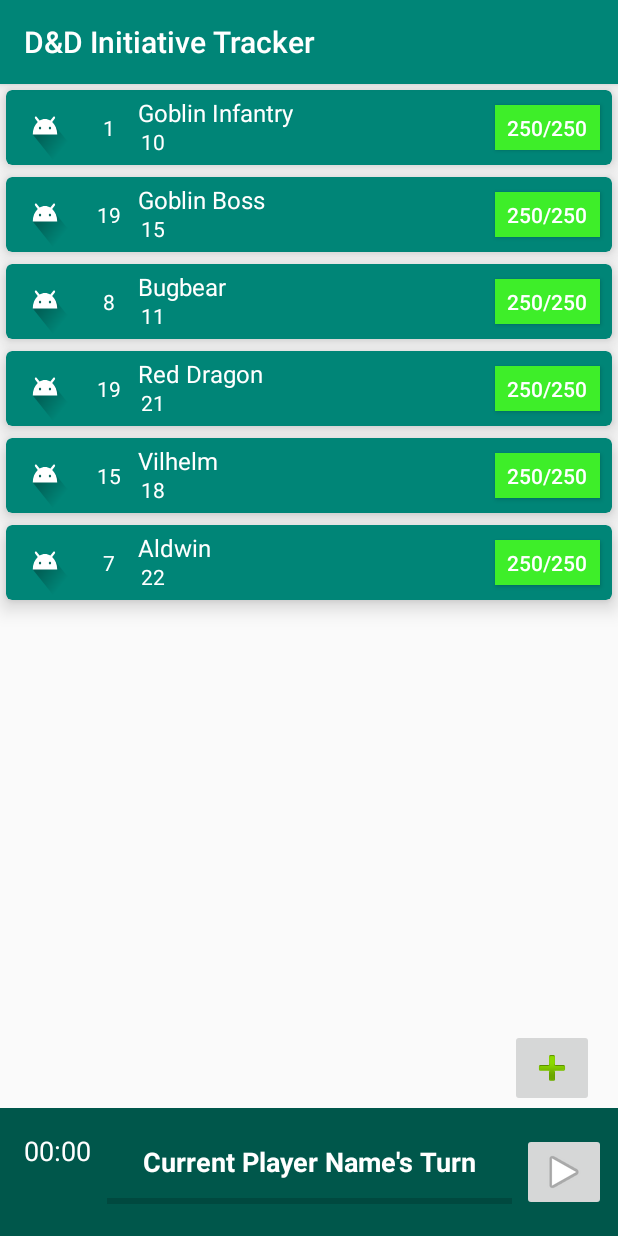
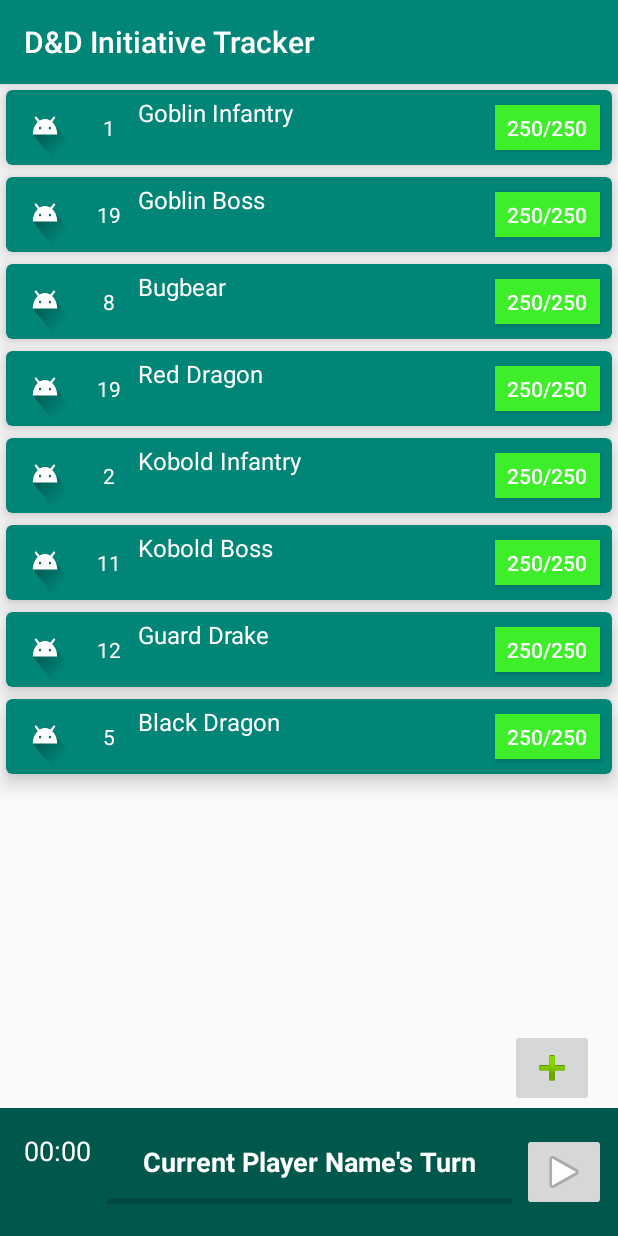
Before and after one commit to PatrickMayo/DDInitiativeTracker, an Android app: the screen it shows after launch (UIActivity), on a phone screen of 412 x 824 dp. Run offline under Robolectric (Android 15) with nearby library versions, the phone set to English and light mode, and no system bars; our stand-ins replace data binding; 1 statement that could not run was skipped.

```diff
--- a/app/src/main/java/com/example/ddinitiativetracker/EncounterRepository.java
+++ /dev/null
@@ -1,63 +0,0 @@
-package com.example.ddinitiativetracker;
-
-import java.util.ArrayList;
-import java.util.LinkedList;
-import java.util.List;
-
-/* Singleton Repository for all Encounters and encounter information
-
-    Michael Marinaro & Patrick Mayo, May 2019
- */
-
-public class EncounterRepository {
-
-    private static EncounterRepository repository = null;
-
-    private List<Creature> creatureList;
-    private LinkedList<Encounter> encounterList;
-
-    private EncounterRepository(){
-        creatureList = test();
-    }
-
-    public static EncounterRepository getInstance(){
-        if (repository == null)
-            repository = new EncounterRepository();
-
-        return repository;
-    }
-
-    public List<Creature> getCreatureList() {
-        return creatureList;
-    }
-
-    public void setCreatureList(List<Creature> creatures) {
-        creatureList = creatures;
-    }
-
-    public void addCreature(Creature creature){
-        creatureList.add(creature);
-    }
-
-//    public void sortInit(List<Creature> cList){
-//
-//    }
-
-    //TEST LIST
-    private List<Creature> test(){
-        List<Creature> testCreatures = new ArrayList<>();
-
-        testCreatures.add(new Monster("Goblin Infantry", 10, 1));
-        testCreatures.add(new Monster("Goblin Boss", 15, 19));
-        testCreatures.add(new Monster("Bugbear", 11, 8));
-        testCreatures.add(new Monster("Red Dragon", 21, 19));
-//        testCreatures.add(new Monster("Kobold Infantry", 10, 2));
-//        testCreatures.add(new Monster("Kobold Boss", 13, 11));
-//        testCreatures.add(new Monster("Guard Drake", 14, 12));
-//        testCreatures.add(new Monster("Black Dragon", 1, 5));
-        testCreatures.add(new Monster("Vilhelm", 18, 15));
-        testCreatures.add(new Monster("Aldwin", 22, 7));
-
-        return testCreatures;
-    }
-}
--- a/app/src/main/java/com/example/ddinitiativetracker/UIFragment.java
+++ b/app/src/main/java/com/example/ddinitiativetracker/UIFragment.java
@@ -21,7 +21,6 @@ import java.util.List;
 public class UIFragment extends Fragment {
 
     private Manager manager;
-    private EncounterRepository repository = EncounterRepository.getInstance();
 
 
     public static UIFragment newInstance() {
@@ -42,7 +41,7 @@ public class UIFragment extends Fragment {
         binding.recyclerView.setLayoutManager(new LinearLayoutManager(getActivity()));
 
         //populate view from list of creatures
-        binding.recyclerView.setAdapter(new CreatureAdapter(repository.getCreatureList()));
+        binding.recyclerView.setAdapter(new CreatureAdapter(test())); //<------- CURRENTLY USING TEST CREATURES
 
         return binding.getRoot();
     }
@@ -90,4 +89,21 @@ public class UIFragment extends Fragment {
             return mCreatures.size();
         }
     }
+
+    //TEST LIST: REMOVE!
+    private List<Creature> test(){
+        List<Creature> testCreatures = new ArrayList<>();
+
+        testCreatures.add(new Monster("Goblin Infantry", 10, 1));
+        testCreatures.add(new Monster("Goblin Boss", 15, 19));
+        testCreatures.add(new Monster("Bugbear", 11, 8));
+        testCreatures.add(new Monster("Red Dragon", 21, 19));
+        testCreatures.add(new Monster("Kobold Infantry", 10, 2));
+        testCreatures.add(new Monster("Kobold Boss", 13, 11));
+        testCreatures.add(new Monster("Guard Drake", 14, 12));
+        testCreatures.add(new Monster("Black Dragon", 1, 5));
+
+
+        return testCreatures;
+    }
 }
--- a/app/src/main/java/com/example/ddinitiativetracker/ViewModel.java
+++ b/app/src/main/java/com/example/ddinitiativetracker/ViewModel.java
@@ -8,7 +8,6 @@ package com.example.ddinitiativetracker;
 public class ViewModel {
     private Creature creature;
     private Manager manager;
-    private EncounterRepository repository = EncounterRepository.getInstance();
 
     public ViewModel(Manager manager) {
         this.manager = manager;
--- a/app/src/main/res/layout/fragment_creature_creator.xml
+++ b/app/src/main/res/layout/fragment_creature_creator.xml
@@ -1,6 +1,7 @@
 <?xml version="1.0" encoding="utf-8"?>
 <layout
-    xmlns:android="http://schemas.android.com/apk/res/android">
+    xmlns:android="http://schemas.android.com/apk/res/android"
+    xmlns:app="http://schemas.android.com/apk/res-auto">
     <data>
         <variable
             name="viewModel"
@@ -42,7 +43,7 @@
                 android:layout_width="match_parent"
                 android:layout_height="wrap_content"
                 android:ems="10"
-                android:inputType="number"
+                android:inputType="textNoSuggestions"
                 android:text="@string/creator_creature_initiative"
                 />
 
--- a/app/src/main/res/layout/list_item_creature_card.xml
+++ b/app/src/main/res/layout/list_item_creature_card.xml
@@ -41,7 +41,7 @@
                 android:layout_width="30dp"
                 android:layout_height="wrap_content"
                 android:layout_marginStart="8dp"
-                android:text="@{viewModel.getInit()}"
+                android:text="@{viewModel.init}"
                 android:textAlignment="center"
                 android:textColor="@android:color/white"
                 android:textSize="14sp"
@@ -56,7 +56,7 @@
                 android:layout_height="wrap_content"
                 android:layout_marginStart="4dp"
                 android:layout_marginTop="4dp"
-                android:text="@{viewModel.getName()}"
+                android:text="@{viewModel.name}"
                 android:textColor="@android:color/white"
                 android:textSize="16sp"
                 card_view:layout_constraintStart_toEndOf="@+id/creature_initText"
@@ -68,7 +68,7 @@
                 android:layout_height="wrap_content"
                 android:layout_marginStart="4dp"
                 android:layout_marginBottom="6dp"
-                android:text="@{viewModel.getAC()}"
+                android:text="@{viewModel.AC}"
                 android:textAlignment="center"
                 android:textColor="@android:color/white"
                 android:textSize="14sp"
```
